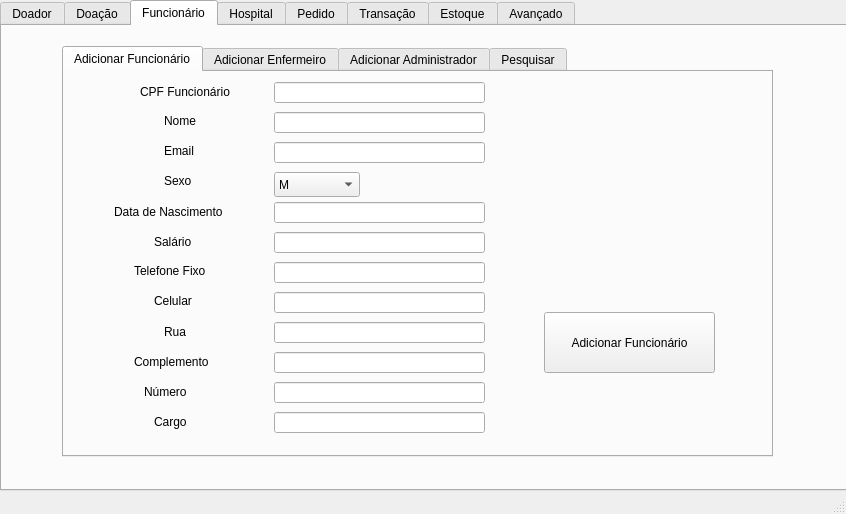
Above: main_window.ui from Gianlucca-Buzo/HemocentroBD before the change. Below: the same form after it.
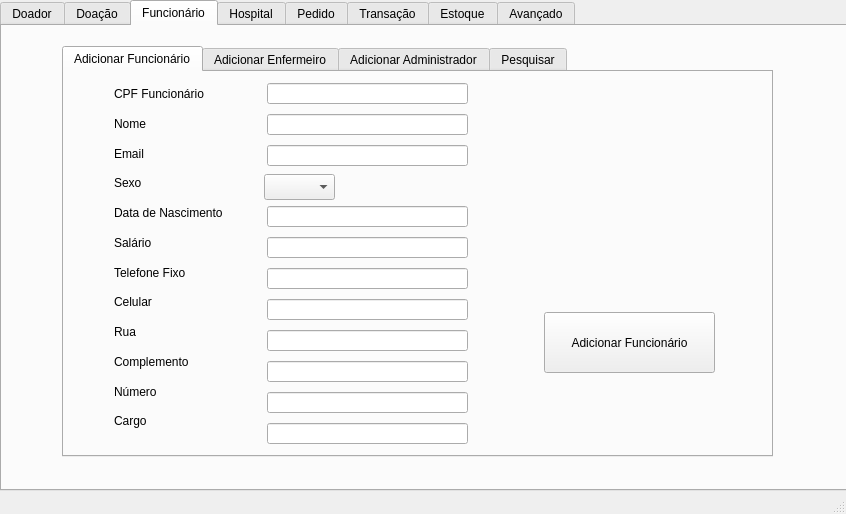
That is the form after the change. The open tabs and pages were chosen to show the change.

Commit message: primeira versao pronta

The edit to the form file:
```diff
--- a/main_window.ui
+++ b/main_window.ui
@@ -1015,45 +1015,6 @@
        <attribute name="title">
         <string>Adicionar Funcionário</string>
        </attribute>
-       <widget class="QLabel" name="label_clients_name_3">
-        <property name="geometry">
-         <rect>
-          <x>76</x>
-          <y>10</y>
-          <width>121</width>
-          <height>20</height>
-         </rect>
-        </property>
-        <property name="text">
-         <string>CPF Funcionário</string>
-        </property>
-       </widget>
-       <widget class="QLabel" name="label_clients_phone_3">
-        <property name="geometry">
-         <rect>
-          <x>100</x>
-          <y>40</y>
-          <width>67</width>
-          <height>17</height>
-         </rect>
-        </property>
-        <property name="text">
-         <string>Nome</string>
-        </property>
-       </widget>
-       <widget class="QLabel" name="label_clients_address_3">
-        <property name="geometry">
-         <rect>
-          <x>100</x>
-          <y>70</y>
-          <width>67</width>
-          <height>17</height>
-         </rect>
-        </property>
-        <property name="text">
-         <string>Email</string>
-        </property>
-       </widget>
        <widget class="QPushButton" name="botao_adicionar_funcionario">
         <property name="geometry">
          <rect>
@@ -1067,38 +1028,12 @@
          <string>Adicionar Funcionário</string>
         </property>
        </widget>
-       <widget class="QLabel" name="label_clients_company_3">
-        <property name="geometry">
-         <rect>
-          <x>100</x>
-          <y>100</y>
-          <width>67</width>
-          <height>17</height>
-         </rect>
-        </property>
-        <property name="text">
-         <string>Sexo</string>
-        </property>
-       </widget>
-       <widget class="QLabel" name="label_clients_email_11">
-        <property name="geometry">
-         <rect>
-          <x>50</x>
-          <y>130</y>
-          <width>141</width>
-          <height>20</height>
-         </rect>
-        </property>
-        <property name="text">
-         <string>Data de Nascimento</string>
-        </property>
-       </widget>
        <widget class="QLineEdit" name="entrada_cpf_funcionario">
         <property name="geometry">
          <rect>
-          <x>210</x>
-          <y>10</y>
-          <width>211</width>
+          <x>203</x>
+          <y>11</y>
+          <width>201</width>
           <height>21</height>
          </rect>
         </property>
@@ -1106,9 +1041,9 @@
        <widget class="QLineEdit" name="entrada_nome_funcionario">
         <property name="geometry">
          <rect>
-          <x>210</x>
-          <y>40</y>
-          <width>211</width>
+          <x>203</x>
+          <y>42</y>
+          <width>201</width>
           <height>21</height>
          </rect>
         </property>
@@ -1116,9 +1051,9 @@
        <widget class="QLineEdit" name="entrada_email_funcionario">
         <property name="geometry">
          <rect>
-          <x>210</x>
-          <y>70</y>
-          <width>211</width>
+          <x>203</x>
+          <y>73</y>
+          <width>201</width>
           <height>21</height>
          </rect>
         </property>
@@ -1126,9 +1061,9 @@
        <widget class="QLineEdit" name="entrada_data_funcionario">
         <property name="geometry">
          <rect>
-          <x>210</x>
-          <y>130</y>
-          <width>211</width>
+          <x>203</x>
+          <y>134</y>
+          <width>201</width>
           <height>21</height>
          </rect>
         </property>
@@ -1136,9 +1071,9 @@
        <widget class="QLineEdit" name="entrada_telefone_funcionario">
         <property name="geometry">
          <rect>
-          <x>210</x>
-          <y>190</y>
-          <width>211</width>
+          <x>203</x>
+          <y>196</y>
+          <width>201</width>
           <height>21</height>
          </rect>
         </property>
@@ -1146,45 +1081,19 @@
        <widget class="QLineEdit" name="entrada_celular_funcionario">
         <property name="geometry">
          <rect>
-          <x>210</x>
-          <y>220</y>
-          <width>211</width>
+          <x>203</x>
+          <y>227</y>
+          <width>201</width>
           <height>21</height>
          </rect>
         </property>
        </widget>
-       <widget class="QLabel" name="label_clients_name_10">
-        <property name="geometry">
-         <rect>
-          <x>90</x>
-          <y>220</y>
-          <width>91</width>
-          <height>17</height>
-         </rect>
-        </property>
-        <property name="text">
-         <string>Celular</string>
-        </property>
-       </widget>
-       <widget class="QLabel" name="label_clients_name_7">
-        <property name="geometry">
-         <rect>
-          <x>70</x>
-          <y>190</y>
-          <width>91</width>
-          <height>17</height>
-         </rect>
-        </property>
-        <property name="text">
-         <string>Telefone Fixo</string>
-        </property>
-       </widget>
        <widget class="QLineEdit" name="entrada_numero_funcionario">
         <property name="geometry">
          <rect>
-          <x>210</x>
-          <y>310</y>
-          <width>211</width>
+          <x>203</x>
+          <y>320</y>
+          <width>201</width>
           <height>21</height>
          </rect>
         </property>
@@ -1192,9 +1101,9 @@
        <widget class="QLineEdit" name="entrada_rua_funcionario">
         <property name="geometry">
          <rect>
-          <x>210</x>
-          <y>250</y>
-          <width>211</width>
+          <x>203</x>
+          <y>258</y>
+          <width>201</width>
           <height>21</height>
          </rect>
         </property>
@@ -1202,64 +1111,30 @@
          <string/>
         </property>
        </widget>
-       <widget class="QLabel" name="label_clients_email_13">
-        <property name="geometry">
-         <rect>
-          <x>70</x>
-          <y>280</y>
-          <width>121</width>
-          <height>20</height>
-         </rect>
-        </property>
-        <property name="text">
-         <string>Complemento</string>
-        </property>
-       </widget>
        <widget class="QLineEdit" name="entrada_complemento_funcionario">
         <property name="geometry">
          <rect>
-          <x>210</x>
-          <y>280</y>
-          <width>211</width>
+          <x>203</x>
+          <y>289</y>
+          <width>201</width>
           <height>21</height>
          </rect>
         </property>
        </widget>
-       <widget class="QLabel" name="label_clients_email_14">
-        <property name="geometry">
-         <rect>
-          <x>100</x>
-          <y>250</y>
-          <width>121</width>
-          <height>20</height>
-         </rect>
-        </property>
-        <property name="text">
-         <string>Rua</string>
-        </property>
-       </widget>
-       <widget class="QLabel" name="label_clients_email_15">
-        <property name="geometry">
-         <rect>
-          <x>80</x>
-          <y>310</y>
-          <width>121</width>
-          <height>20</height>
-         </rect>
-        </property>
-        <property name="text">
-         <string>Número</string>
-        </property>
-       </widget>
        <widget class="QComboBox" name="box_sexo_funcionario">
         <property name="geometry">
          <rect>
-          <x>210</x>
-          <y>100</y>
-          <width>86</width>
-          <height>25</height>
+          <x>200</x>
+          <y>102</y>
+          <width>71</width>
+          <height>26</height>
          </rect>
         </property>
+        <item>
+         <property name="text">
+          <string/>
+         </property>
+        </item>
         <item>
          <property name="text">
           <string>M</string>
@@ -1271,52 +1146,122 @@
          </property>
         </item>
        </widget>
-       <widget class="QLabel" name="label_clients_email_12">
-        <property name="geometry">
-         <rect>
-          <x>90</x>
-          <y>160</y>
-          <width>141</width>
-          <height>20</height>
-         </rect>
-        </property>
-        <property name="text">
-         <string>Salário</string>
-        </property>
-       </widget>
        <widget class="QLineEdit" name="entrada_salario_funcionario">
         <property name="geometry">
          <rect>
-          <x>210</x>
-          <y>160</y>
-          <width>211</width>
+          <x>203</x>
+          <y>165</y>
+          <width>201</width>
           <height>21</height>
          </rect>
         </property>
        </widget>
-       <widget class="QLabel" name="label_clients_email_31">
-        <property name="geometry">
-         <rect>
-          <x>90</x>
-          <y>340</y>
-          <width>121</width>
-          <height>20</height>
-         </rect>
-        </property>
-        <property name="text">
-         <string>Cargo</string>
-        </property>
-       </widget>
        <widget class="QLineEdit" name="entrada_cargo_funcionario">
         <property name="geometry">
          <rect>
-          <x>210</x>
-          <y>340</y>
-          <width>211</width>
+          <x>203</x>
+          <y>351</y>
+          <width>201</width>
           <height>21</height>
          </rect>
         </property>
        </widget>
+       <widget class="QWidget" name="">
+        <property name="geometry">
+         <rect>
+          <x>50</x>
+          <y>10</y>
+          <width>125</width>
+          <height>351</height>
+         </rect>
+        </property>
+        <layout class="QVBoxLayout" name="verticalLayout_5">
+         <item>
+          <widget class="QLabel" name="label_clients_name_3">
+           <property name="text">
+            <string>CPF Funcionário</string>
+           </property>
+          </widget>
+         </item>
+         <item>
+          <widget class="QLabel" name="label_clients_phone_3">
+           <property name="text">
+            <string>Nome</string>
+           </property>
+          </widget>
+         </item>
+         <item>
+          <widget class="QLabel" name="label_clients_address_3">
+           <property name="text">
+            <string>Email</string>
+           </property>
+          </widget>
+         </item>
+         <item>
+          <widget class="QLabel" name="label_clients_company_3">
+           <property name="text">
+            <string>Sexo</string>
+           </property>
+          </widget>
+         </item>
+         <item>
+          <widget class="QLabel" name="label_clients_email_11">
+           <property name="text">
+            <string>Data de Nascimento</string>
+           </property>
+          </widget>
+         </item>
+         <item>
+          <widget class="QLabel" name="label_clients_email_12">
+           <property name="text">
+            <string>Salário</string>
+           </property>
+          </widget>
+         </item>
+         <item>
+          <widget class="QLabel" name="label_clients_name_7">
+           <property name="text">
+            <string>Telefone Fixo</string>
+           </property>
+          </widget>
+         </item>
+         <item>
+          <widget class="QLabel" name="label_clients_name_10">
+           <property name="text">
+            <string>Celular</string>
+           </property>
+          </widget>
+         </item>
+         <item>
+          <widget class="QLabel" name="label_clients_email_14">
+           <property name="text">
+            <string>Rua</string>
+           </property>
+          </widget>
+         </item>
+         <item>
+          <widget class="QLabel" name="label_clients_email_13">
+           <property name="text">
+            <string>Complemento</string>
+           </property>
+          </widget>
+         </item>
+         <item>
+          <widget class="QLabel" name="label_clients_email_15">
+           <property name="text">
+            <string>Número</string>
+           </property>
+          </widget>
+         </item>
+         <item>
+          <widget class="QLabel" name="label_clients_email_31">
+           <property name="text">
+            <string>Cargo</string>
+           </property>
+          </widget>
+         </item>
+        </layout>
+       </widget>
       </widget>
       <widget class="QWidget" name="tab_3">
        <attribute name="title">
```
Left out of the diff: 820 changed lines with no effect on the pictures.
